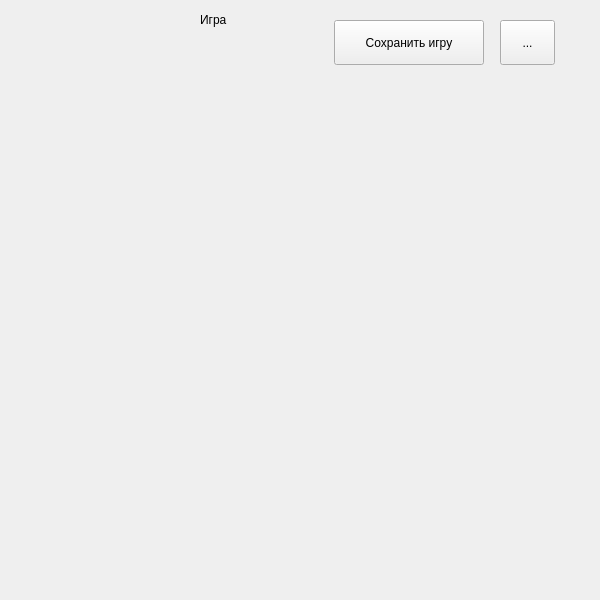
Above: ui/game.ui from glebvi1/YandexSudoku before the change. Below: the same form after it.
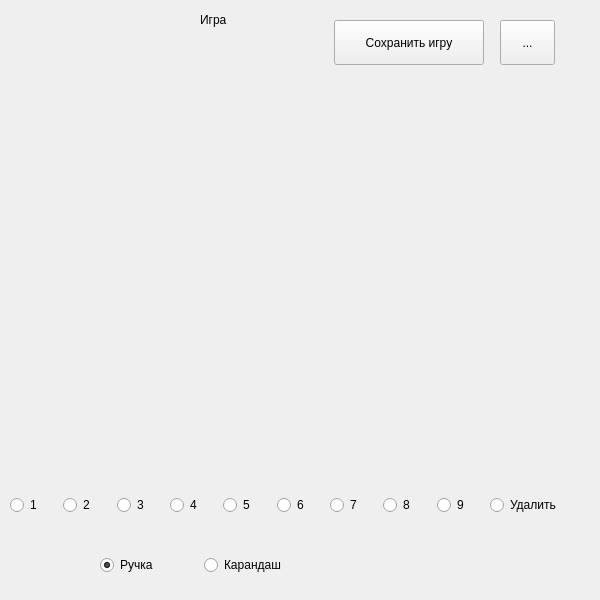
That is the form after the change.

Commit message: add draw pen and pencil

Patch:
```diff
--- a/ui/game.ui
+++ b/ui/game.ui
@@ -42,10 +42,10 @@
   <widget class="QWidget" name="gridLayoutWidget">
    <property name="geometry">
     <rect>
-     <x>100</x>
-     <y>110</y>
-     <width>401</width>
-     <height>351</height>
+     <x>50</x>
+     <y>70</y>
+     <width>511</width>
+     <height>401</height>
     </rect>
    </property>
    <layout class="QGridLayout" name="ui_field"/>
@@ -63,6 +63,136 @@
     <string>Сохранить игру</string>
    </property>
   </widget>
+  <widget class="QWidget" name="horizontalLayoutWidget">
+   <property name="geometry">
+    <rect>
+     <x>100</x>
+     <y>540</y>
+     <width>201</width>
+     <height>51</height>
+    </rect>
+   </property>
+   <layout class="QHBoxLayout" name="horizontalLayout">
+    <item>
+     <widget class="QRadioButton" name="radio_pen">
+      <property name="autoFillBackground">
+       <bool>false</bool>
+      </property>
+      <property name="text">
+       <string>Ручка</string>
+      </property>
+      <property name="checked">
+       <bool>true</bool>
+      </property>
+      <property name="autoRepeat">
+       <bool>false</bool>
+      </property>
+     </widget>
+    </item>
+    <item>
+     <widget class="QRadioButton" name="radio_pencil">
+      <property name="text">
+       <string>Карандаш</string>
+      </property>
+     </widget>
+    </item>
+   </layout>
+  </widget>
+  <widget class="QWidget" name="horizontalLayoutWidget_2">
+   <property name="geometry">
+    <rect>
+     <x>10</x>
+     <y>470</y>
+     <width>551</width>
+     <height>71</height>
+    </rect>
+   </property>
+   <layout class="QHBoxLayout" name="horizontalLayout_2">
+    <item>
+     <widget class="QRadioButton" name="radio1">
+      <property name="text">
+       <string>1</string>
+      </property>
+     </widget>
+    </item>
+    <item>
+     <widget class="QRadioButton" name="radio2">
+      <property name="text">
+       <string>2</string>
+      </property>
+     </widget>
+    </item>
+    <item>
+     <widget class="QRadioButton" name="radio3">
+      <property name="text">
+       <string>3</string>
+      </property>
+     </widget>
+    </item>
+    <item>
+     <widget class="QRadioButton" name="radio4">
+      <property name="text">
+       <string>4</string>
+      </property>
+     </widget>
+    </item>
+    <item>
+     <widget class="QRadioButton" name="radio5">
+      <property name="text">
+       <string>5</string>
+      </property>
+     </widget>
+    </item>
+    <item>
+     <widget class="QRadioButton" name="radio6">
+      <property name="text">
+       <string>6</string>
+      </property>
+     </widget>
+    </item>
+    <item>
+     <widget class="QRadioButton" name="radio7">
+      <property name="text">
+       <string>7</string>
+      </property>
+     </widget>
+    </item>
+    <item>
+     <widget class="QRadioButton" name="radio8">
+      <property name="text">
+       <string>8</string>
+      </property>
+     </widget>
+    </item>
+    <item>
+     <widget class="QRadioButton" name="radio9">
+      <property name="text">
+       <string>9</string>
+      </property>
+     </widget>
+    </item>
+    <item>
+     <widget class="QRadioButton" name="radio100">
+      <property name="text">
+       <string>Удалить</string>
+      </property>
+     </widget>
+    </item>
+   </layout>
+  </widget>
+  <widget class="QLabel" name="error">
+   <property name="geometry">
+    <rect>
+     <x>340</x>
+     <y>543</y>
+     <width>221</width>
+     <height>31</height>
+    </rect>
+   </property>
+   <property name="text">
+    <string/>
+   </property>
+  </widget>
  </widget>
  <resources/>
  <connections/>
```
The commit also changes 5 other files.
